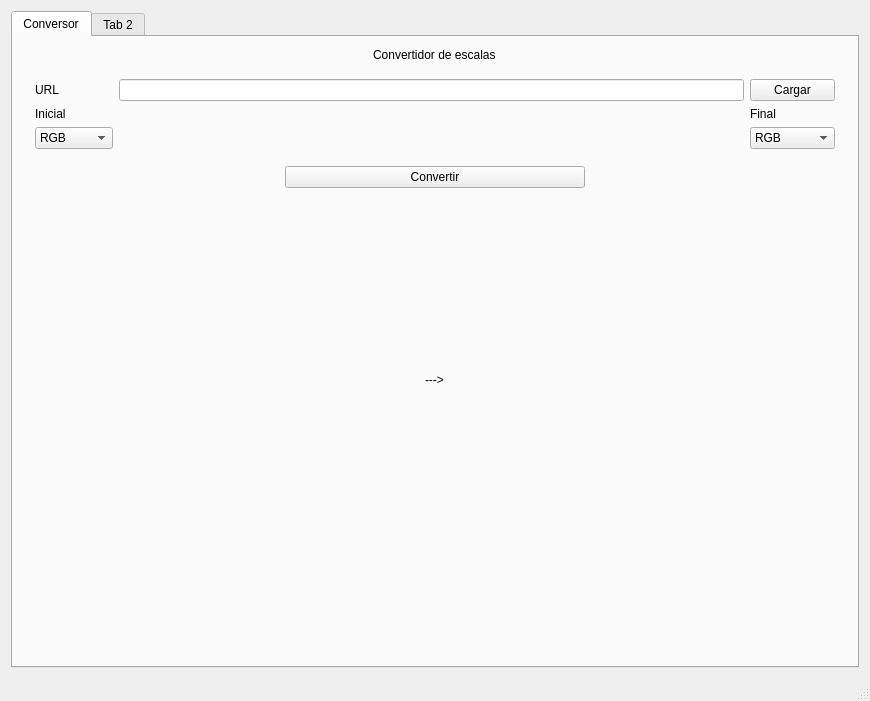
Qt form conversor.ui (MiguelALopez/Imagenes) before a commit.
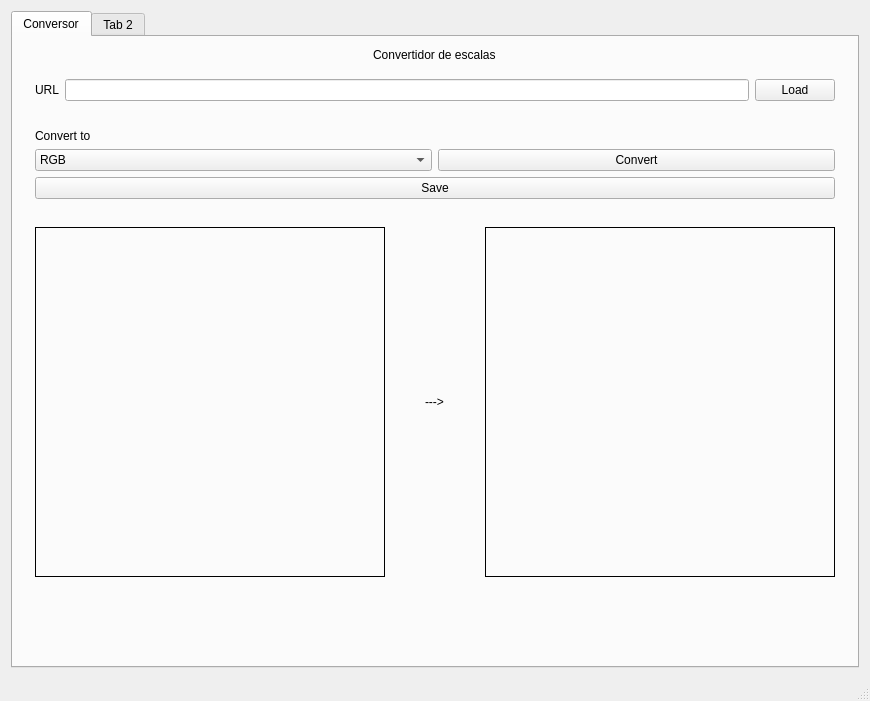
The same form after that commit.

Commit message: Cambiado front

The edit to the form file:
```diff
--- a/conversor.ui
+++ b/conversor.ui
@@ -38,14 +38,7 @@
            <item row="0" column="2">
             <widget class="QPushButton" name="buttomCargar">
              <property name="text">
-              <string>Cargar</string>
-             </property>
-            </widget>
-           </item>
-           <item row="1" column="0">
-            <widget class="QLabel" name="labelInicial">
-             <property name="text">
-              <string>Inicial</string>
+              <string>Load</string>
              </property>
             </widget>
            </item>
@@ -56,140 +49,13 @@
              </property>
             </widget>
            </item>
-           <item row="1" column="2">
-            <widget class="QLabel" name="labelFinal">
-             <property name="text">
-              <string>Final</string>
-             </property>
-            </widget>
-           </item>
            <item row="0" column="1">
             <widget class="QLineEdit" name="lineURL"/>
            </item>
-           <item row="2" column="0">
-            <widget class="QComboBox" name="comboInicial">
-             <item>
-              <property name="text">
-               <string>RGB</string>
-              </property>
-             </item>
-             <item>
-              <property name="text">
-               <string>Yue</string>
-              </property>
-             </item>
-             <item>
-              <property name="text">
-               <string>HSV</string>
-              </property>
-             </item>
-             <item>
-              <property name="text">
-               <string>Oppenet</string>
-              </property>
-             </item>
-            </widget>
-           </item>
-           <item row="2" column="1">
-            <spacer name="horizontalSpacer">
-             <property name="orientation">
-              <enum>Qt::Horizontal</enum>
-             </property>
-             <property name="sizeHint" stdset="0">
-              <size>
-               <width>40</width>
-               <height>20</height>
-              </size>
-             </property>
-            </spacer>
-           </item>
-           <item row="2" column="2">
-            <widget class="QComboBox" name="comboFinal">
-             <property name="currentIndex">
-              <number>0</number>
-             </property>
-             <item>
-              <property name="text">
-               <string>RGB</string>
-              </property>
-             </item>
-             <item>
-              <property name="text">
-               <string>Yue</string>
-              </property>
-             </item>
-             <item>
-              <property name="text">
-               <string>HSV</string>
-              </property>
-             </item>
-             <item>
-              <property name="text">
-               <string>HSL</string>
-              </property>
-             </item>
-             <item>
-              <property name="text">
-               <string>Opponent</string>
-              </property>
-             </item>
-             <item>
-              <property name="text">
-               <string>CMY</string>
-              </property>
-             </item>
-             <item>
-              <property name="text">
-               <string>R</string>
-              </property>
-             </item>
-             <item>
-              <property name="text">
-               <string>G</string>
-              </property>
-             </item>
-             <item>
-              <property name="text">
-               <string>B</string>
-              </property>
-             </item>
-             <item>
-              <property name="text">
-               <string>Invert</string>
-              </property>
-             </item>
-            </widget>
-           </item>
           </layout>
          </widget>
         </item>
-        <item row="7" column="1" alignment="Qt::AlignHCenter">
-         <widget class="QPushButton" name="buttomConvertir">
-          <property name="minimumSize">
-           <size>
-            <width>300</width>
-            <height>0</height>
-           </size>
-          </property>
-          <property name="text">
-           <string>Convertir</string>
-          </property>
-         </widget>
-        </item>
-        <item row="9" column="1">
-         <spacer name="verticalSpacer">
-          <property name="orientation">
-           <enum>Qt::Vertical</enum>
-          </property>
-          <property name="sizeHint" stdset="0">
-           <size>
-            <width>20</width>
-            <height>40</height>
-           </size>
-          </property>
-         </spacer>
-        </item>
-        <item row="8" column="1">
+        <item row="10" column="1">
          <widget class="QWidget" name="widget_2" native="true">
           <layout class="QGridLayout" name="gridLayout_4">
            <item row="0" column="0">
@@ -200,6 +66,12 @@
                <height>350</height>
               </size>
              </property>
+             <property name="frameShape">
+              <enum>QFrame::Box</enum>
+             </property>
+             <property name="lineWidth">
+              <number>1</number>
+             </property>
              <property name="text">
               <string/>
              </property>
@@ -213,6 +85,9 @@
                <height>350</height>
               </size>
              </property>
+             <property name="frameShape">
+              <enum>QFrame::Box</enum>
+             </property>
              <property name="text">
               <string/>
              </property>
@@ -266,6 +141,109 @@
           </layout>
          </widget>
         </item>
+        <item row="11" column="1">
+         <spacer name="verticalSpacer">
+          <property name="orientation">
+           <enum>Qt::Vertical</enum>
+          </property>
+          <property name="sizeHint" stdset="0">
+           <size>
+            <width>20</width>
+            <height>40</height>
+           </size>
+          </property>
+         </spacer>
+        </item>
+        <item row="8" column="1">
+         <widget class="QWidget" name="widget_4" native="true">
+          <layout class="QGridLayout" name="gridLayout_6">
+           <item row="2" column="0" colspan="2">
+            <widget class="QPushButton" name="buttomSave">
+             <property name="text">
+              <string>Save</string>
+             </property>
+            </widget>
+           </item>
+           <item row="1" column="1">
+            <widget class="QPushButton" name="buttomConvert">
+             <property name="minimumSize">
+              <size>
+               <width>300</width>
+               <height>0</height>
+              </size>
+             </property>
+             <property name="text">
+              <string>Convert</string>
+             </property>
+            </widget>
+           </item>
+           <item row="1" column="0">
+            <widget class="QComboBox" name="comboFinal">
+             <property name="currentIndex">
+              <number>0</number>
+             </property>
+             <item>
+              <property name="text">
+               <string>RGB</string>
+              </property>
+             </item>
+             <item>
+              <property name="text">
+               <string>Yue</string>
+              </property>
+             </item>
+             <item>
+              <property name="text">
+               <string>HSV</string>
+              </property>
+             </item>
+             <item>
+              <property name="text">
+               <string>HSL</string>
+              </property>
+             </item>
+             <item>
+              <property name="text">
+               <string>Opponent</string>
+              </property>
+             </item>
+             <item>
+              <property name="text">
+               <string>CMY</string>
+              </property>
+             </item>
+             <item>
+              <property name="text">
+               <string>R</string>
+              </property>
+             </item>
+             <item>
+              <property name="text">
+               <string>G</string>
+              </property>
+             </item>
+             <item>
+              <property name="text">
+               <string>B</string>
+              </property>
+             </item>
+             <item>
+              <property name="text">
+               <string>Invert</string>
+              </property>
+             </item>
+            </widget>
+           </item>
+           <item row="0" column="0">
+            <widget class="QLabel" name="label_3">
+             <property name="text">
+              <string>Convert to</string>
+             </property>
+            </widget>
+           </item>
+          </layout>
+         </widget>
+        </item>
        </layout>
       </widget>
       <widget class="QWidget" name="tab_2">
```
Left out of the diff: 2 changed lines with no effect on the pictures. The commit also changes 2 other files.
